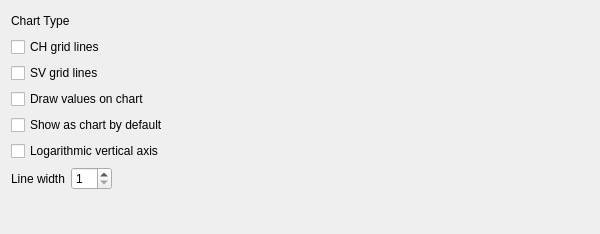
Before: the Qt Designer form kmymoney/plugins/views/reports/reporttabchart.ui in KDE/kmymoney, drawn with Qt 5.
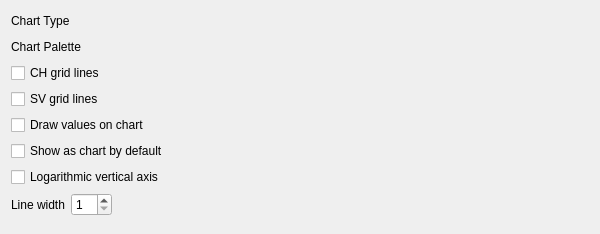
After: the same form once the commit is applied. Custom widgets are drawn as their Qt base class.

The edit to the form file:
```diff
--- a/kmymoney/plugins/views/reports/reporttabchart.ui
+++ b/kmymoney/plugins/views/reports/reporttabchart.ui
@@ -62,6 +62,48 @@
      </item>
     </layout>
    </item>
+   <item>
+    <layout class="QHBoxLayout" name="_2">
+     <item>
+      <widget class="QLabel" name="textLabel1_2">
+       <property name="sizePolicy">
+        <sizepolicy hsizetype="Preferred" vsizetype="Preferred">
+         <horstretch>0</horstretch>
+         <verstretch>0</verstretch>
+        </sizepolicy>
+       </property>
+       <property name="toolTip">
+        <string>&lt;p&gt;Select what form you would like the chart to be drawn as.&lt;/p&gt;</string>
+       </property>
+       <property name="text">
+        <string>Chart Palette</string>
+       </property>
+       <property name="wordWrap">
+        <bool>false</bool>
+       </property>
+      </widget>
+     </item>
+     <item>
+      <widget class="KMyMoneyGeneralCombo" name="m_comboPalette" native="true"/>
+     </item>
+     <item>
+      <spacer name="spacer1_2">
+       <property name="orientation">
+        <enum>Qt::Horizontal</enum>
+       </property>
+       <property name="sizeType">
+        <enum>QSizePolicy::Expanding</enum>
+       </property>
+       <property name="sizeHint" stdset="0">
+        <size>
+         <width>121</width>
+         <height>20</height>
+        </size>
+       </property>
+      </spacer>
+     </item>
+    </layout>
+   </item>
    <item>
     <layout class="QGridLayout" name="gridLayout">
      <item row="2" column="0">
```
